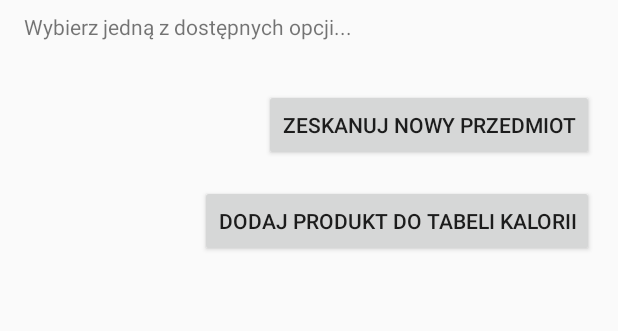
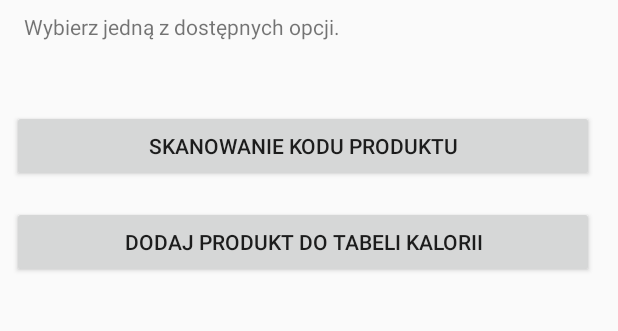
Before and after one commit to Adrixop95/FoodAdder, an Android app: the screen it shows after launch (MainActivity), on a phone screen of 412 x 824 dp, the part 149-480 px from its top. Run offline under Robolectric (Android 15) with nearby library versions, the phone set to English and light mode, and no system bars.

Commit message:
lepsze otwieranie kodów, lekkie zmiany GUI

```diff
--- a/Source/app/src/main/res/layout/activity_main.xml
+++ b/Source/app/src/main/res/layout/activity_main.xml
@@ -31,22 +31,26 @@
 
     <Button
         android:id="@+id/home_add"
-        android:layout_width="wrap_content"
+        android:layout_width="0dp"
         android:layout_height="wrap_content"
         android:layout_marginEnd="16dp"
+        android:layout_marginStart="8dp"
         android:layout_marginTop="16dp"
         android:text="@string/button2_main"
         app:layout_constraintEnd_toEndOf="parent"
+        app:layout_constraintStart_toStartOf="parent"
         app:layout_constraintTop_toBottomOf="@+id/home_history" />
 
     <Button
         android:id="@+id/home_history"
-        android:layout_width="wrap_content"
+        android:layout_width="0dp"
         android:layout_height="wrap_content"
         android:layout_marginEnd="16dp"
-        android:layout_marginTop="32dp"
-        android:text="@string/scanbutton"
+        android:layout_marginStart="8dp"
+        android:layout_marginTop="46dp"
+        android:text="@string/button1_main"
         app:layout_constraintEnd_toEndOf="parent"
+        app:layout_constraintStart_toStartOf="parent"
         app:layout_constraintTop_toBottomOf="@+id/SubTitle" />
 
 </android.support.constraint.ConstraintLayout>
--- a/Source/app/src/main/res/values/strings.xml
+++ b/Source/app/src/main/res/values/strings.xml
@@ -1,10 +1,11 @@
 <resources>
     <string name="app_name">FoodAdder</string>
-    <string name="button1_main">Zeskanuj kod kreskowy</string>
+    <string name="button1_main">Skanowanie kodu produktu</string>
     <string name="button2_main">Dodaj produkt do Tabeli Kalorii</string>
-    <string name="button3_main">Historia skanowania</string>
     <string name="tytul">Witaj w FoodAdderze!</string>
-    <string name="podtytul">Wybierz jedną z dostępnych opcji...</string>
-    <string name="result_text_default">Zbliż się do kodu...</string>
+    <string name="podtytul">Wybierz jedną z dostępnych opcji.</string>
+    <string name="result_text_default">Zbliż się do kodu</string>
     <string name="scanbutton">Zeskanuj nowy przedmiot</string>
+    <string name="hist_title">Skanowanie kodu kreskowego</string>
+    <string name="history_subtitle">Aby dodać nowy kod wybierz opcję skanowania a następnie wybierz zeskanowany kod z listy.</string>
 </resources>
```
Also changed, not shown: Source/app/src/main/java/hackintosh/adrox/foodadder/history.java (+9 -2 lines), Source/app/src/main/res/layout/activity_history.xml (+39 -17 lines).
